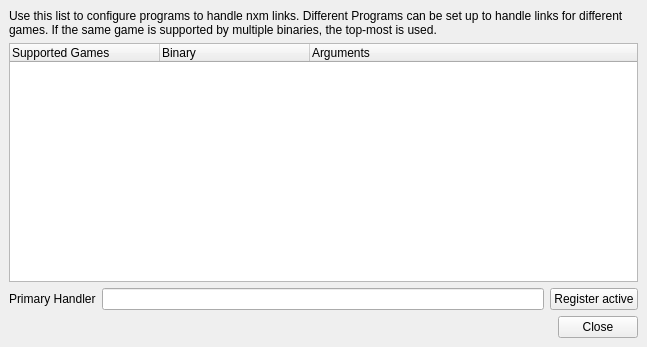
ModOrganizer2/modorganizer-nxmhandler, file src/handlerwindow.ui: the form before one commit.
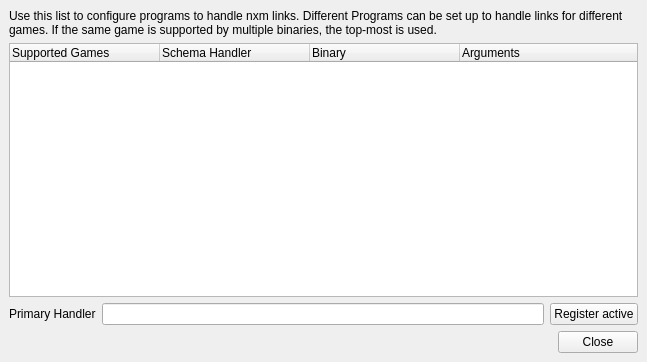
The form after the commit. Icons and pictures are not drawn. Custom widgets are drawn as their Qt base class.

Commit message: Add MODL schema handling - Extends entries with 'schema' attribute - Adds ability to init games with an arg string - MODL URIs will parse 'name' 'modname' 'version' and 'source' parameters - Utilizes replacement strings in the launch arg - Should automigrate old entries to 'nxm' schema - Should automatically ask to register for MODL

What changed in the file:
```diff
--- a/src/handlerwindow.ui
+++ b/src/handlerwindow.ui
@@ -7,7 +7,7 @@
     <x>0</x>
     <y>0</y>
     <width>647</width>
-    <height>347</height>
+    <height>362</height>
    </rect>
   </property>
   <property name="windowTitle">
@@ -42,6 +42,9 @@
       <property name="itemsExpandable">
        <bool>false</bool>
       </property>
+      <property name="columnCount">
+       <number>4</number>
+      </property>
       <attribute name="headerDefaultSectionSize">
        <number>150</number>
       </attribute>
@@ -50,6 +53,11 @@
         <string>Supported Games</string>
        </property>
       </column>
+      <column>
+       <property name="text">
+        <string>Schema Handler</string>
+       </property>
+      </column>
       <column>
        <property name="text">
         <string>Binary</string>
```
Left out of the diff: 8 changed lines with no effect on the pictures. The commit also changes 7 other files.
